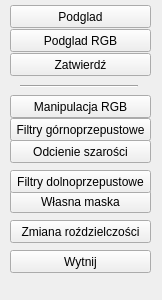
The window that edycja_obrazow/wincyj.ui (hankav21/edytor_obrazow) describes before a commit, drawn with Qt 5.
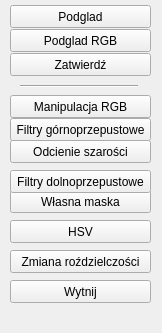
The same window after the commit.

The edit to the form file:
```diff
--- a/edycja_obrazow/wincyj.ui
+++ b/edycja_obrazow/wincyj.ui
@@ -7,7 +7,7 @@
     <x>0</x>
     <y>0</y>
     <width>162</width>
-    <height>300</height>
+    <height>333</height>
    </rect>
   </property>
   <property name="floating">
@@ -105,7 +105,7 @@
     <property name="geometry">
      <rect>
       <x>10</x>
-      <y>250</y>
+      <y>280</y>
       <width>141</width>
       <height>23</height>
      </rect>
@@ -118,7 +118,7 @@
     <property name="geometry">
      <rect>
       <x>10</x>
-      <y>220</y>
+      <y>250</y>
       <width>141</width>
       <height>23</height>
      </rect>
@@ -166,6 +166,19 @@
      <string>Odcienie szarości</string>
     </property>
    </widget>
+   <widget class="QPushButton" name="pushButton_HSV">
+    <property name="geometry">
+     <rect>
+      <x>10</x>
+      <y>220</y>
+      <width>141</width>
+      <height>23</height>
+     </rect>
+    </property>
+    <property name="text">
+     <string>HSV</string>
+    </property>
+   </widget>
   </widget>
  </widget>
  <resources/>
```
